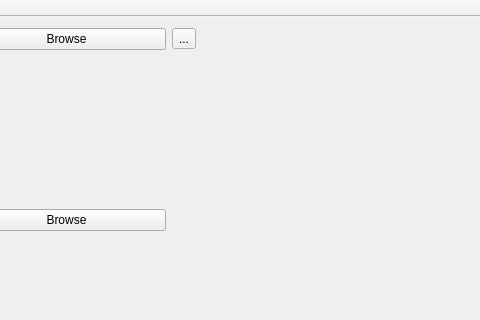
Above: lib/resources/prediction.ui from fukatani/ChainerWing before the change; both pictures show x 250 to 730 and y 0 to 320 of the 1250 by 629 pixel window. Below: the same form after it.
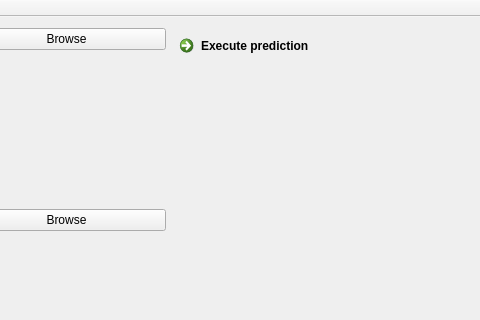
That is the form after the change.

What changed in the file:
```diff
--- a/lib/resources/prediction.ui
+++ b/lib/resources/prediction.ui
@@ -169,9 +169,9 @@
     <item row="0" column="1">
      <layout class="QVBoxLayout" name="verticalLayout">
       <item>
-       <widget class="QToolButton" name="exe_button">
+       <widget class="QCommandLinkButton" name="exe_button">
         <property name="text">
-         <string>...</string>
+         <string>Execute prediction</string>
         </property>
        </widget>
       </item>
```
